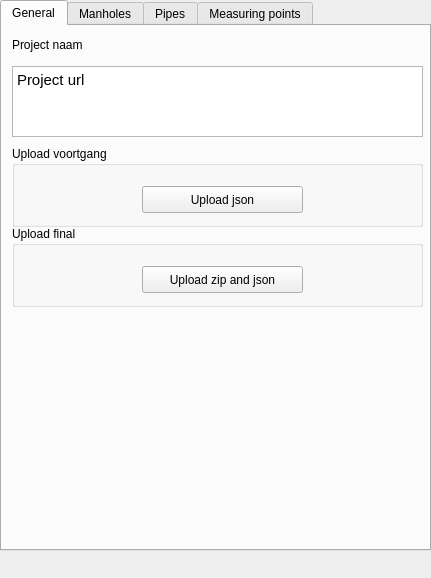
The window that beoordelingstool_dockwidget_base.ui (nens/Beoordelingstool) describes before a commit, drawn with Qt 5.
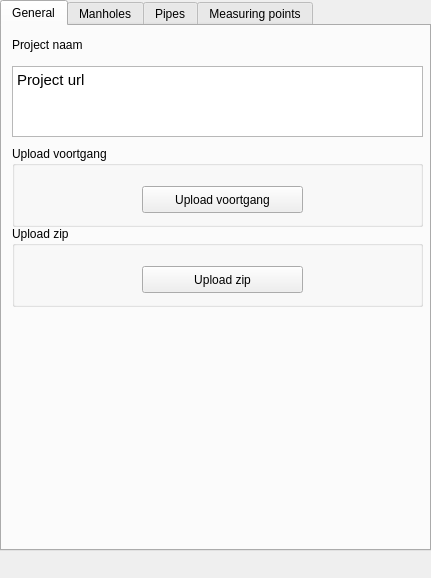
The same window after the commit. The open tabs and pages were chosen to show the change.

```diff
--- a/beoordelingstool_dockwidget_base.ui
+++ b/beoordelingstool_dockwidget_base.ui
@@ -71,7 +71,7 @@
         </rect>
        </property>
        <property name="text">
-        <string>Upload json</string>
+        <string>Upload voortgang</string>
        </property>
       </widget>
      </widget>
@@ -85,7 +85,7 @@
        </rect>
       </property>
       <property name="title">
-       <string>Upload final</string>
+       <string>Upload zip</string>
       </property>
       <widget class="QPushButton" name="pushbutton_upload_final_json">
        <property name="geometry">
@@ -97,7 +97,7 @@
         </rect>
        </property>
        <property name="text">
-        <string>Upload zip and json</string>
+        <string>Upload zip</string>
        </property>
       </widget>
      </widget>
```
Left out of the diff: 2 changed lines with no effect on the pictures.
